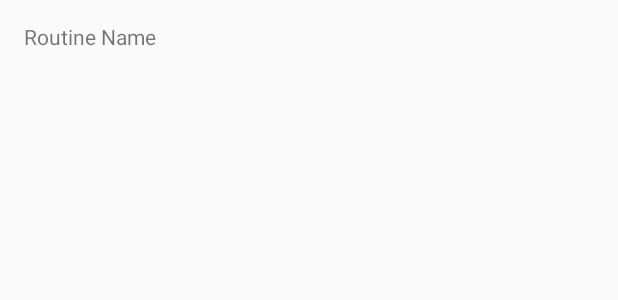
After one commit to jasonctoms/GymStat, an Android app: the layout routines_list_item.xml on its own in the app's theme, with its tools: preview values and no code run, on a phone screen of 412 x 824 dp. The commit adds this screen. Shown: the top 300 px of the screen. Run offline under Robolectric (Android 15) with nearby library versions, the phone set to English and light mode, and no system bars.

Commit message:
Added Routine test data, viewmodel, adapter, and view holder.

```diff
--- /dev/null
+++ b/app/src/main/res/layout/routines_list_item.xml
@@ -0,0 +1,33 @@
+<?xml version="1.0" encoding="utf-8"?>
+<layout xmlns:android="http://schemas.android.com/apk/res/android">
+
+    <data>
+        <variable
+            name="vh"
+            type="com.jorbital.gymstat.views.RoutineViewHolder"/>
+    </data>
+
+    <android.support.constraint.ConstraintLayout
+        xmlns:app="http://schemas.android.com/apk/res-auto"
+        xmlns:tools="http://schemas.android.com/tools"
+        android:id="@+id/routineItem"
+        android:layout_width="match_parent"
+        android:layout_height="?attr/listPreferredItemHeightSmall"
+        android:background="?attr/selectableItemBackground"
+        android:clickable="true"
+        android:onClick="@{(view) -> vh.itemClicked(view)}"
+        android:onLongClick="@{(view) -> vh.itemLongClicked(view)}">
+
+        <TextView
+            android:id="@+id/routineName"
+            android:layout_width="0dp"
+            android:layout_height="wrap_content"
+            android:paddingEnd="?android:attr/listPreferredItemPaddingEnd"
+            android:paddingStart="?android:attr/listPreferredItemPaddingStart"
+            app:layout_constraintBottom_toBottomOf="parent"
+            app:layout_constraintLeft_toLeftOf="parent"
+            app:layout_constraintRight_toRightOf="parent"
+            app:layout_constraintTop_toTopOf="parent"
+            tools:text="Routine Name"/>
+    </android.support.constraint.ConstraintLayout>
+</layout>
```
Also changed, not shown: app/src/main/java/com/jorbital/gymstat/data/DefaultExercises.java (+148 -0 lines), app/src/main/java/com/jorbital/gymstat/viewmodels/RoutinesViewModel.java (added, +34 -0 lines), app/src/main/java/com/jorbital/gymstat/views/RoutineViewHolder.java (added, +39 -0 lines), app/src/main/java/com/jorbital/gymstat/views/RoutinesActivity.java (+34 -0 lines), app/src/main/java/com/jorbital/gymstat/views/RoutinesAdapter.java (added, +43 -0 lines), app/src/main/res/layout/activity_routines.xml (+31 -16 lines).
